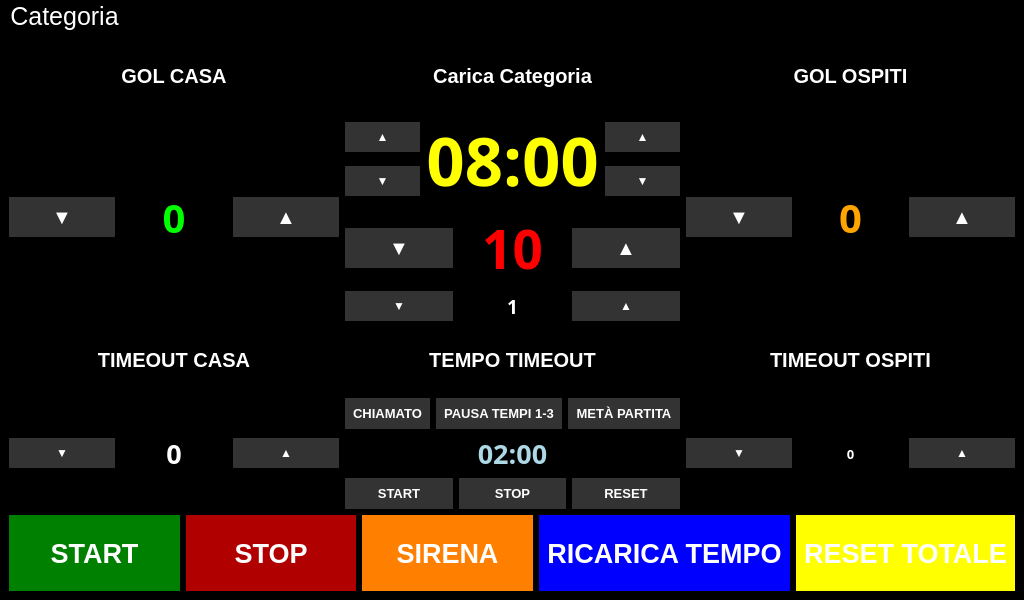
This is rasp5/gui/tabellone.ui in pythonpenguin/segnapunti_pallanuoto as Qt 5 draws it before an edit. The edited form follows.
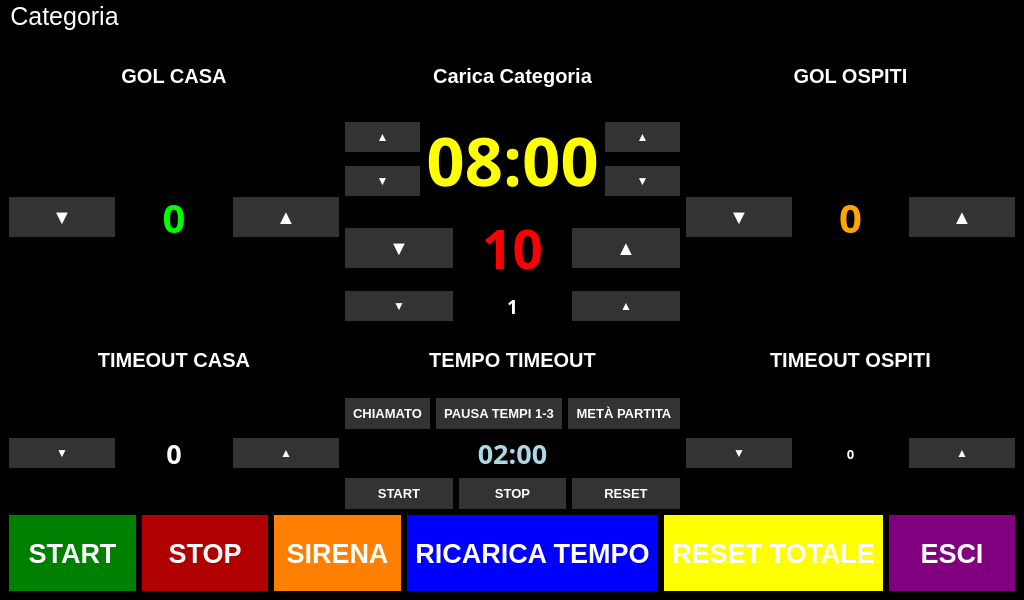
This is the edited form.

```diff
--- a/rasp5/gui/tabellone.ui
+++ b/rasp5/gui/tabellone.ui
@@ -38,6 +38,7 @@
                 #buttonTimeReload { background-color: blue; min-height: 60px; font-size: 20pt; font-weight: bold; }
                 #buttonReset { background-color: yellow; min-height: 60px; font-size: 20pt; font-weight: bold; }
                 #buttonReset:pressed { background-color: yellow; min-height: 60px; font-size: 20pt; font-weight: bold; }
+                #buttonExit { background-color: purple; min-height: 60px; font-size: 20pt; font-weight: bold; }
                 QPushButton[text="▲"], QPushButton[text="▼"] {
                 min-width: 60px;
                 max-width: 100px;
@@ -640,6 +641,13 @@
                                 </property>
                             </widget>
                         </item>
+                        <item>
+                            <widget class="QPushButton" name="buttonExit">
+                                <property name="text">
+                                    <string>ESCI</string>
+                                </property>
+                            </widget>
+                        </item>
 
                     </layout>
                 </item>
```
